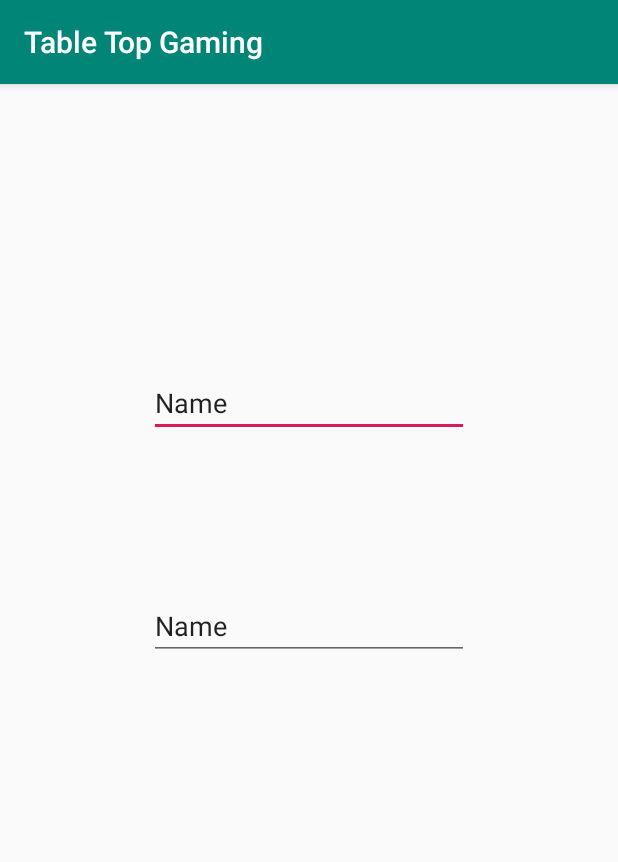
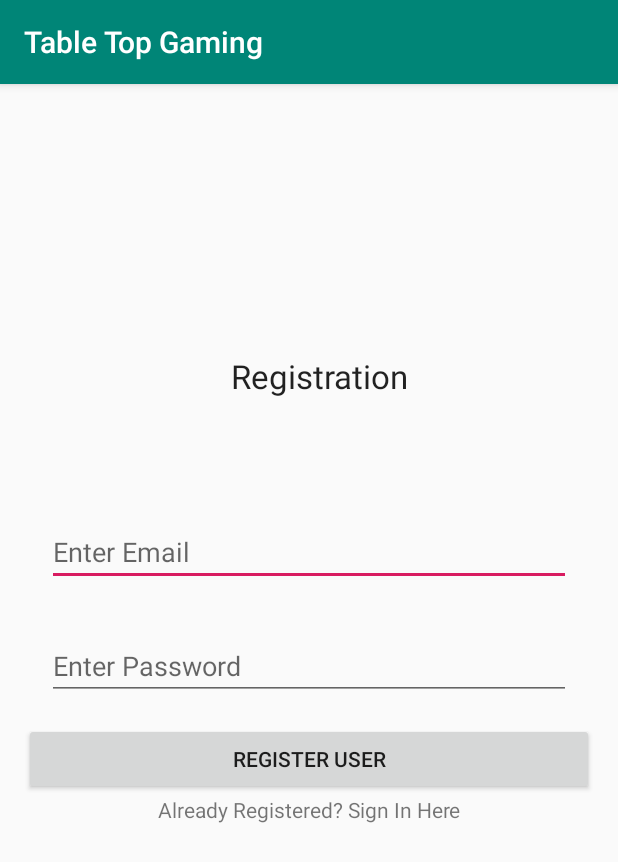
Before and after one commit to KarmaticNeutral/TabletopTools, an Android app: the AuthenticationActivity screen opened directly, with no data from a screen before it, on a phone screen of 412 x 824 dp. Shown: the top 862 px of the screen. Run offline under Robolectric (Android 15) with nearby library versions, the phone set to English and light mode, and no system bars.

```diff
--- a/app/src/main/res/layout/activity_authentication.xml
+++ b/app/src/main/res/layout/activity_authentication.xml
@@ -1,40 +1,62 @@
 <?xml version="1.0" encoding="utf-8"?>
-<android.support.constraint.ConstraintLayout xmlns:android="http://schemas.android.com/apk/res/android"
-    xmlns:app="http://schemas.android.com/apk/res-auto"
+<RelativeLayout xmlns:android="http://schemas.android.com/apk/res/android"
     xmlns:tools="http://schemas.android.com/tools"
     android:layout_width="match_parent"
     android:layout_height="match_parent"
-    tools:context=".AuthenticationActivity">
+    android:paddingBottom="16dp"
+    android:paddingLeft="16dp"
+    android:paddingRight="16dp"
+    android:paddingTop="16dp"
+    tools:context=".LoadGameActivity">
 
-    <EditText
-        android:id="@+id/editText"
-        android:layout_width="wrap_content"
+    <TextView
+        android:id="@+id/textView"
+        android:layout_width="146dp"
         android:layout_height="wrap_content"
-        android:layout_marginTop="8dp"
-        android:layout_marginBottom="8dp"
-        android:ems="10"
-        android:inputType="textPersonName"
-        android:text="Name"
-        app:layout_constraintBottom_toBottomOf="parent"
-        app:layout_constraintEnd_toEndOf="parent"
-        app:layout_constraintStart_toStartOf="parent"
-        app:layout_constraintTop_toTopOf="parent"
-        app:layout_constraintVertical_bias="0.258" />
+        android:layout_alignParentStart="true"
+        android:layout_alignParentTop="true"
+        android:layout_alignParentEnd="true"
+        android:layout_marginStart="138dp"
+        android:layout_marginTop="164dp"
+        android:layout_marginEnd="111dp"
+        android:layout_marginBottom="65dp"
+        android:text="Registration"
+        android:textAppearance="?android:textAppearanceLarge" />
 
-    <EditText
-        android:id="@+id/editText4"
-        android:layout_width="wrap_content"
-        android:layout_height="wrap_content"
-        android:layout_marginStart="8dp"
-        android:layout_marginTop="8dp"
-        android:layout_marginEnd="8dp"
-        android:layout_marginBottom="180dp"
-        android:ems="10"
-        android:inputType="textPersonName"
-        android:text="Name"
-        app:layout_constraintBottom_toBottomOf="parent"
-        app:layout_constraintEnd_toEndOf="parent"
-        app:layout_constraintStart_toStartOf="parent"
-        app:layout_constraintTop_toTopOf="parent"
-        app:layout_constraintVertical_bias="0.618" />
-</android.support.constraint.ConstraintLayout>
+    <LinearLayout
+        android:layout_centerVertical="true"
+        android:layout_centerHorizontal="true"
+        android:orientation="vertical"
+        android:layout_width="match_parent"
+        android:layout_height="wrap_content">
+        <EditText
+            android:layout_margin="15dp"
+            android:inputType="textEmailAddress"
+            android:hint="Enter Email"
+            android:id="@+id/editTextEmail"
+            android:layout_width="match_parent"
+            android:layout_height="wrap_content" />
+
+        <EditText
+            android:layout_margin="15dp"
+            android:inputType="textPassword"
+            android:hint="Enter Password"
+            android:id="@+id/editTextPass"
+            android:layout_width="match_parent"
+            android:layout_height="wrap_content" />
+
+        <Button
+            android:id="@+id/buttonRegister"
+            android:text="Register User"
+            android:layout_width="match_parent"
+            android:layout_height="wrap_content" />
+
+        <TextView
+            android:textAlignment="center"
+            android:text="Already Registered? Sign In Here"
+            android:id="@+id/textViewSignIn"
+            android:layout_width="match_parent"
+            android:layout_height="wrap_content" />
+
+    </LinearLayout>
+</RelativeLayout>
```
